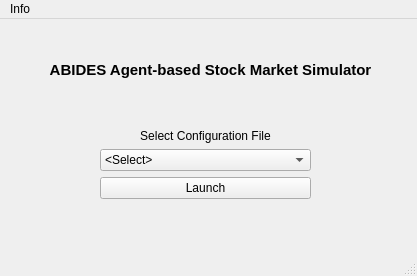
First picture: the form in MainUI.ui, repository JV-FIU/Agent-Based-Stock-Market-Simulator, before the edit.
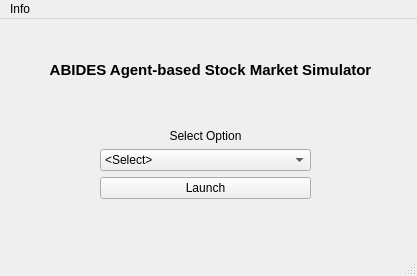
Second picture: the form after the edit.

Patch:
```diff
--- a/MainUI.ui
+++ b/MainUI.ui
@@ -30,7 +30,7 @@
         <enum>Qt::LeftToRight</enum>
        </property>
        <property name="text">
-        <string>Select Configuration File</string>
+        <string>Select Option</string>
        </property>
        <property name="alignment">
         <set>Qt::AlignCenter</set>
```
Left out of the diff: 4 changed lines with no effect on the pictures.
